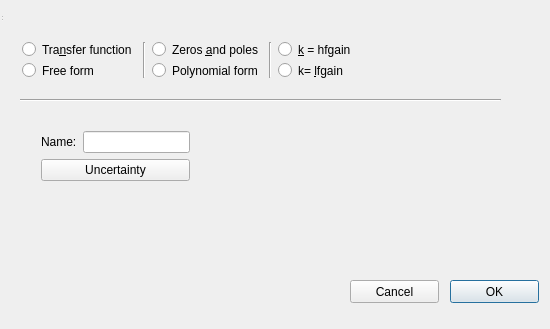
Old version of the form src/gui/plant/plant_dialog.ui in the repository Isaac-Martinez-Forte/QFTbx.
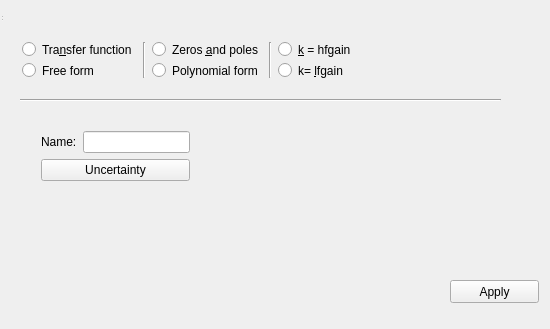
New version of the form.

Commit message: Lay the phases out on a canvas of cards instead of in dialogs

The edit to the form file:
```diff
--- a/src/gui/plant/plant_dialog.ui
+++ b/src/gui/plant/plant_dialog.ui
@@ -1,7 +1,7 @@
 <?xml version="1.0" encoding="UTF-8"?>
 <ui version="4.0">
  <class>PlantDialog</class>
- <widget class="QDialog" name="PlantDialog">
+ <widget class="QWidget" name="PlantDialog">
   <property name="windowModality">
    <enum>Qt::NonModal</enum>
   </property>
@@ -48,20 +48,7 @@
      </rect>
     </property>
     <property name="text">
-     <string>OK</string>
-    </property>
-   </widget>
-   <widget class="QPushButton" name="cancelButton">
-    <property name="geometry">
-     <rect>
-      <x>350</x>
-      <y>250</y>
-      <width>89</width>
-      <height>23</height>
-     </rect>
-    </property>
-    <property name="text">
-     <string>Cancel</string>
+     <string>Apply</string>
     </property>
    </widget>
    <widget class="QWidget" name="layoutWidget">
```
The commit also changes 50 other files.
